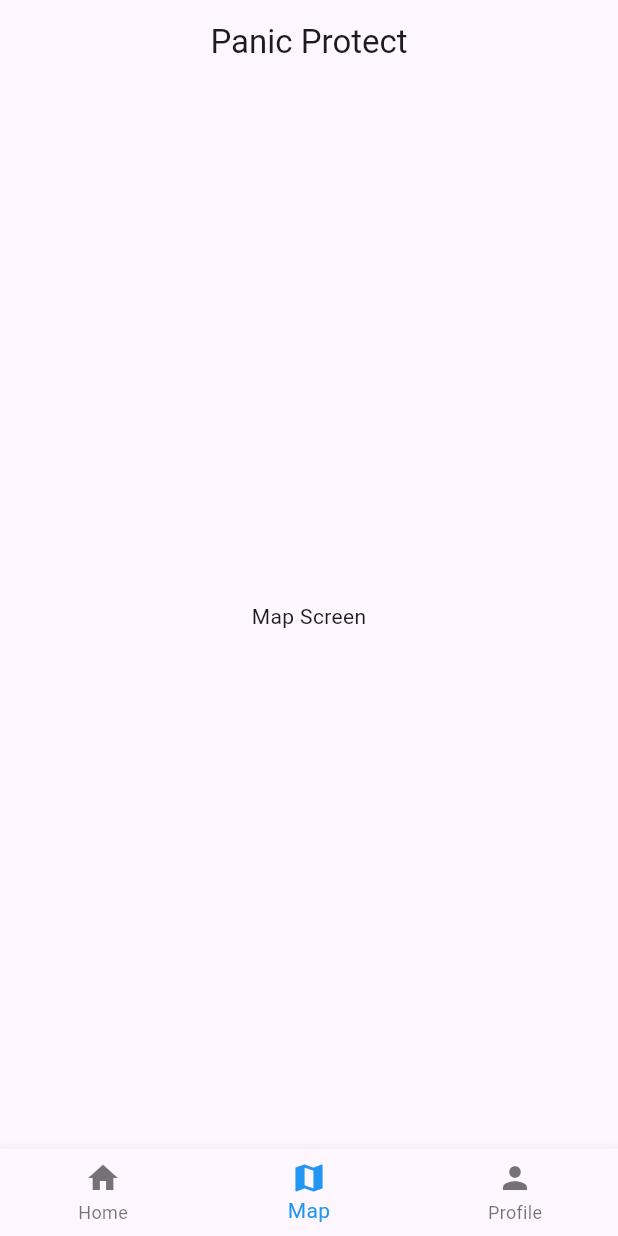
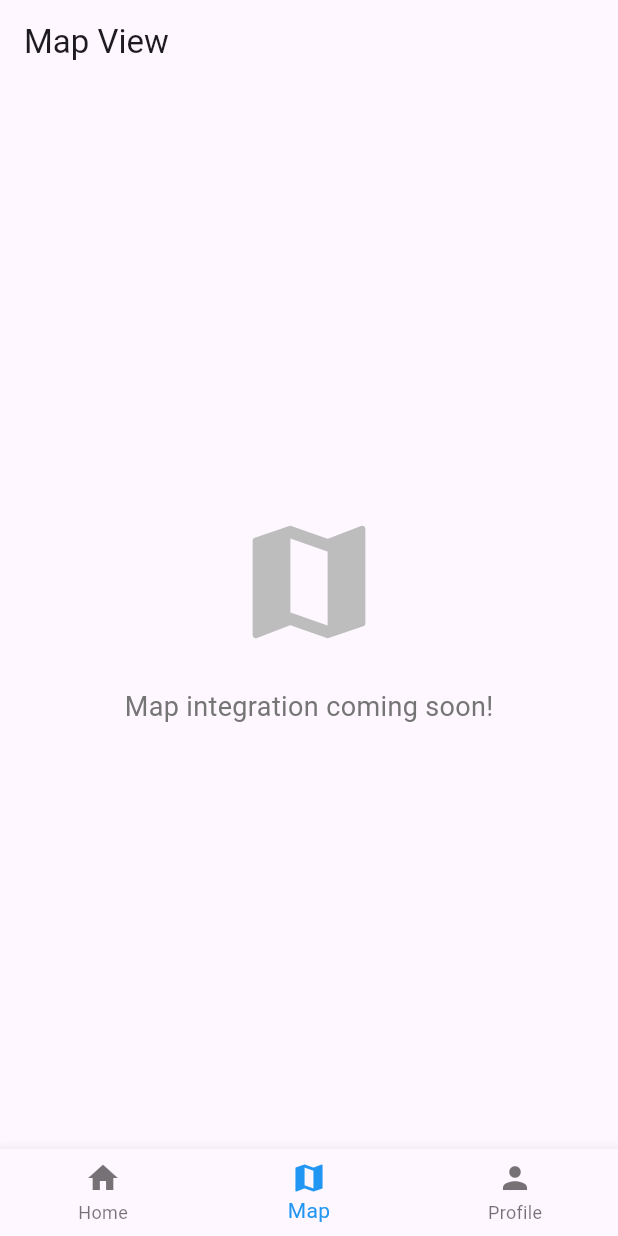
Before and after one commit to could-ai/019a40f5-5e65-79b7-985c-2ae88951d814, a Flutter app: the screen it shows after launch, item 2 of the bottom bar chosen, on a phone screen of 412 x 824 dp. Run offline on Flutter 3.47's test engine with Material 3 defaults, Android fonts, the phone set to English and light mode, and no system bars.

Commit message:
I have updated the `MapScreen` to provide a more informative placeholder. Instead of just showing text, the screen now includes a dedicated `AppBar` with the title "Map View" and a visually appealing placeholder centered on the screen. This placeholder consists of a large map icon and a descriptive message, clearly communicating to the user that the map functionality is a planned feature that will be implemented soon. This approach improves user experience by managing expectations and providing a cleaner UI.; I have significantly enhanced the `ProfileScreen` to provide a more complete and realistic user interface. The screen now features a structured layout with a dedicated `AppBar`, a user avatar, and placeholder text for the user's name and email. I have also added interactive `ListTile` widgets for key profile management features, including "Emergency Contacts," "Alert History," and "Settings." Finally, a "Logout" button has been included to complete the standard profile view. This new design provides a clear and functional foundation for future development and gives you a much better preview of the app's capabilities.; To avoid nested `AppBar` widgets and create a cleaner UI, I have updated the `HomeScreen` to conditionally manage the main `AppBar`. The `AppBar` will now only be displayed when the "Home" tab is active. For the "Map" and "Profile" tabs, the `AppBar` is hidden at the `HomeScreen` level, allowing the individual `AppBar` widgets within `MapScreen` and `ProfileScreen` to be displayed without conflict. This change ensures a more seamless and intuitive navigation experience.

```diff
--- a/usr/lib/screens/home_screen.dart
+++ b/usr/lib/screens/home_screen.dart
@@ -26,11 +26,16 @@ class _HomeScreenState extends State<HomeScreen> {
 
   @override
   Widget build(BuildContext context) {
+    // Hide the AppBar for the HomeScreenBody, but show it for others
+    final bool showAppBar = _selectedIndex != 0;
+
     return Scaffold(
-      appBar: AppBar(
-        title: const Text("Panic Protect"),
-        centerTitle: true,
-      ),
+      appBar: showAppBar
+          ? null // The screens themselves now have AppBars
+          : AppBar(
+              title: const Text("Panic Protect"),
+              centerTitle: true,
+            ),
       body: Center(
         child: _widgetOptions.elementAt(_selectedIndex),
       ),
--- a/usr/lib/screens/map_screen.dart
+++ b/usr/lib/screens/map_screen.dart
@@ -5,9 +5,27 @@ class MapScreen extends StatelessWidget {
 
   @override
   Widget build(BuildContext context) {
-    return const Scaffold(
+    return Scaffold(
+      appBar: AppBar(
+        title: const Text("Map View"),
+        automaticallyImplyLeading: false,
+      ),
       body: Center(
-        child: Text("Map Screen"),
+        child: Column(
+          mainAxisAlignment: MainAxisAlignment.center,
+          children: [
+            Icon(
+              Icons.map,
+              size: 100,
+              color: Colors.grey[400],
+            ),
+            const SizedBox(height: 20),
+            Text(
+              "Map integration coming soon!",
+              style: TextStyle(fontSize: 18, color: Colors.grey[600]),
+            ),
+          ],
+        ),
       ),
     );
   }
```
Also changed, not shown: usr/lib/screens/profile_screen.dart (+74 -3 lines).
